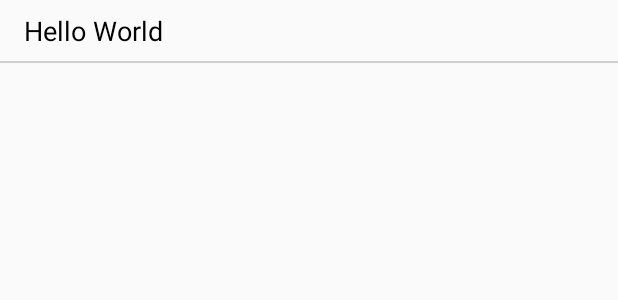
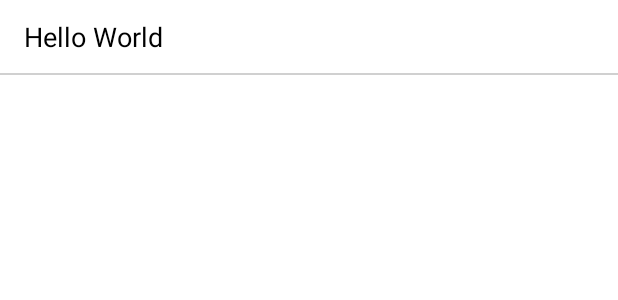
Before and after one commit to bigstark-samples/ZangsisiComicViewer, an Android app: the layout viewholder_list_item.xml on its own in the app's theme, with its tools: preview values and no code run, on a phone screen of 412 x 824 dp. Shown: the top 300 px of the screen. Run offline under Robolectric (Android 15) with nearby library versions, the phone set to English and light mode, and no system bars.

```diff
--- /dev/null
+++ b/app/src/main/res/drawable/selector_transparent_black.xml
@@ -0,0 +1,6 @@
+<?xml version="1.0" encoding="utf-8"?>
+<selector xmlns:android="http://schemas.android.com/apk/res/android">
+    <item android:drawable="@color/colorBlackAlpha" android:state_pressed="true"/>
+    <item android:drawable="@color/colorBlackAlpha" android:state_focused="true"/>
+    <item android:drawable="@android:color/transparent" />
+</selector>
--- a/app/src/main/res/layout/viewholder_list_item.xml
+++ b/app/src/main/res/layout/viewholder_list_item.xml
@@ -1,8 +1,22 @@
 <?xml version="1.0" encoding="utf-8"?>
-<LinearLayout xmlns:android="http://schemas.android.com/apk/res/android"
+<FrameLayout xmlns:android="http://schemas.android.com/apk/res/android"
     android:layout_width="match_parent"
     android:layout_height="wrap_content"
-    android:orientation="vertical">
+    >
+
+    <View
+        android:id="@+id/background"
+        android:layout_width="match_parent"
+        android:layout_height="match_parent"
+        android:background="@android:color/white"
+        />
+
+
+    <LinearLayout
+        android:layout_width="match_parent"
+        android:layout_height="wrap_content"
+        android:orientation="vertical"
+        >
 
         <TextView
             android:id="@+id/tv_title"
@@ -10,8 +24,8 @@
             android:layout_height="wrap_content"
             android:layout_marginLeft="16dp"
             android:layout_marginRight="16dp"
-        android:layout_marginTop="8dp"
-        android:layout_marginBottom="8dp"
+            android:layout_marginTop="12dp"
+            android:layout_marginBottom="12dp"
             android:text="Hello World"
             android:textSize="18sp"
             android:textColor="@android:color/black"
@@ -20,7 +34,14 @@
         <View
             android:layout_width="match_parent"
             android:layout_height="1dp"
-        android:background="#D0D0D0"
+            android:background="@color/colorUnderline"
+            />
+    </LinearLayout>
+
+    <View
+        android:layout_width="match_parent"
+        android:layout_height="match_parent"
+        android:background="@drawable/selector_transparent_black"
         />
 
-</LinearLayout>
+</FrameLayout>
--- a/app/src/main/res/values/array.xml
+++ b/app/src/main/res/values/array.xml
@@ -2,6 +2,7 @@
 <resources>
     <string-array name="comic_category">
         <item>모두보기</item>
+        <item>정주행 중</item>
         <item>연재 중</item>
         <item>완결</item>
     </string-array>
--- a/app/src/main/res/values/colors.xml
+++ b/app/src/main/res/values/colors.xml
@@ -3,4 +3,9 @@
     <color name="colorPrimary">#3F51B5</color>
     <color name="colorPrimaryDark">#303F9F</color>
     <color name="colorAccent">#FF4081</color>
+
+    <color name="colorBlackAlpha">#11000000</color>
+    <color name="colorUnderline">#D0D0D0</color>
+    <color name="colorSelected">#EFEFEF</color>
+    <color name="colorTextSelected">#666666</color>
 </resources>
```
Also changed, not shown: app/src/main/java/com/bigstark/zangsisi/app/comic/ComicAdapter.java (+15 -2 lines), app/src/main/java/com/bigstark/zangsisi/app/comic/ComicListActivity.java (+29 -11 lines), app/src/main/java/com/bigstark/zangsisi/app/comic/ComicViewHolder.java (+21 -2 lines), app/src/main/java/com/bigstark/zangsisi/app/episode/EpisodeActivity.java (+13 -3 lines), app/src/main/java/com/bigstark/zangsisi/app/episode/EpisodeAdapter.java (+14 -2 lines), app/src/main/java/com/bigstark/zangsisi/app/episode/EpisodeViewHolder.java (+34 -2 lines). Lines whose indentation alone changed are shown as unchanged.
